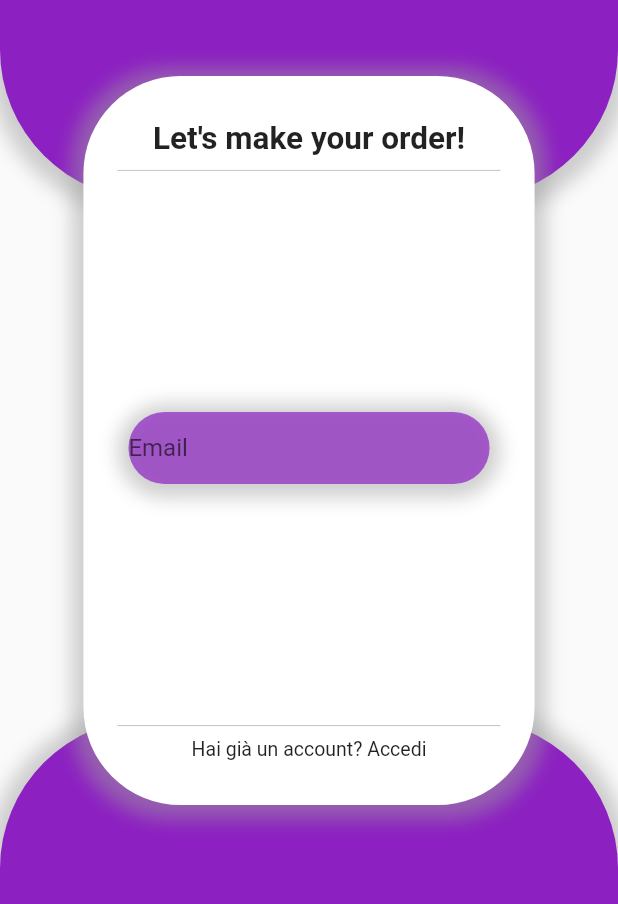
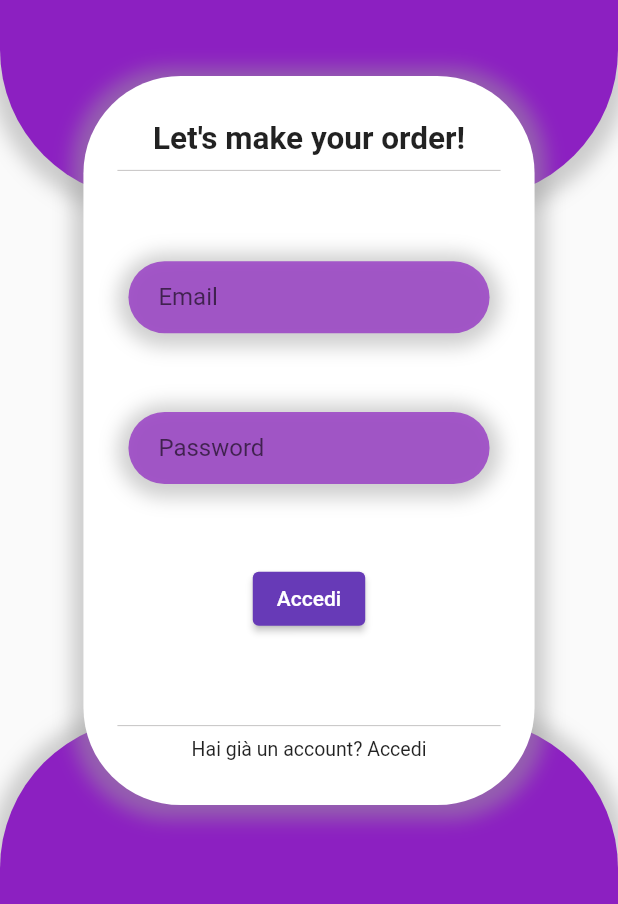
Before and after one commit to paninosoftorg/consumer-mobile, a Flutter app: the screen it shows after launch, on a phone screen of 412 x 824 dp, the part 332-1236 px from its top. Run offline on Flutter 3.47's test engine with Material 2 defaults, Android fonts, the phone set to English and light mode, and no system bars.

Commit message:
modifica del login

```diff
--- a/paninosoft/lib/main.dart
+++ b/paninosoft/lib/main.dart
@@ -6,7 +6,6 @@ void main() {
 
 class PaninoSoftMain extends StatelessWidget {
   const PaninoSoftMain({Key? key}) : super(key: key);
-
   // This widget is the root of your application.
   @override
   Widget build(BuildContext context) {
@@ -31,18 +30,14 @@ class PaninoSoftMain extends StatelessWidget {
 
 class MyHomePage extends StatefulWidget {
   const MyHomePage({Key? key, required this.title}) : super(key: key);
-
   // This widget is the home page of your application. It is stateful, meaning
   // that it has a State object (defined below) that contains fields that affect
   // how it looks.
-
   // This class is the configuration for the state. It holds the values (in this
   // case the title) provided by the parent (in this case the App widget) and
   // used by the build method of the State. Fields in a Widget subclass are
   // always marked "final".
-
   final String title;
-
   @override
   State<MyHomePage> createState() => _MyHomePageState();
 }
@@ -51,7 +46,6 @@ class _MyHomePageState extends State<MyHomePage> {
   @override
   Widget build(BuildContext context) {
     return Scaffold(
-        resizeToAvoidBottomInset: false,
         body: Stack(
       children: [
         Column(
@@ -65,7 +59,7 @@ class _MyHomePageState extends State<MyHomePage> {
                   width: MediaQuery.of(context).size.width,
                   height: (MediaQuery.of(context).size.height * 0.43),
                   decoration: BoxDecoration(
-                        color: Color(0XFF8C20C1),
+                    color: const Color(0XFF8C20C1),
                     borderRadius: const BorderRadius.only(
                         bottomRight: Radius.circular(100.0),
                         bottomLeft: Radius.circular(100.0)),
@@ -74,7 +68,8 @@ class _MyHomePageState extends State<MyHomePage> {
                         color: Colors.grey.withOpacity(0.5),
                         spreadRadius: 7,
                         blurRadius: 10,
-                            offset: Offset(0, 2), // changes position of shadow
+                        offset:
+                            const Offset(0, 2), // changes position of shadow
                       ),
                     ],
                   ),
@@ -96,7 +91,7 @@ class _MyHomePageState extends State<MyHomePage> {
                   width: MediaQuery.of(context).size.width,
                   height: (MediaQuery.of(context).size.height * 0.15),
                   decoration: BoxDecoration(
-                        color: Color(0XFF8C20C1),
+                    color: const Color(0XFF8C20C1),
                     borderRadius: const BorderRadius.only(
                         topRight: Radius.circular(100.0),
                         topLeft: Radius.circular(100.0)),
@@ -105,7 +100,8 @@ class _MyHomePageState extends State<MyHomePage> {
                         color: Colors.grey.withOpacity(0.5),
                         spreadRadius: 7,
                         blurRadius: 10,
-                            offset: Offset(0, 2), // changes position of shadow
+                        offset:
+                            const Offset(0, 2), // changes position of shadow
                       ),
                     ],
                   ),
@@ -125,7 +121,7 @@ class _MyHomePageState extends State<MyHomePage> {
                     width: MediaQuery.of(context).size.width * 0.73,
                     height: MediaQuery.of(context).size.height * 0.59,
                     decoration: BoxDecoration(
-                          color: Color(0XFFFFFFFF),
+                      color: const Color(0XFFFFFFFF),
                       borderRadius: const BorderRadius.only(
                           topRight: Radius.circular(65.0),
                           topLeft: Radius.circular(65.0),
@@ -137,7 +133,7 @@ class _MyHomePageState extends State<MyHomePage> {
                           spreadRadius: 7,
                           blurRadius: 10,
                           offset:
-                                  Offset(0, 2), // changes position of shadow
+                              const Offset(0, 2), // changes position of shadow
                         ),
                       ],
                     ),
@@ -148,25 +144,54 @@ class _MyHomePageState extends State<MyHomePage> {
                             children: [
                               Container(
                                 margin: const EdgeInsets.only(top: 30.0),
-                                    child: Text(
+                                child: const Text(
                                   "Let's make your order!",
                                   textAlign: TextAlign.center,
                                   overflow: TextOverflow.ellipsis,
-                                      style: const TextStyle(
+                                  style: TextStyle(
                                       fontWeight: FontWeight.bold,
                                       fontSize: 21),
                                 ),
                               ),
                               Container(
-                                    width: MediaQuery.of(context).size.width *
-                                        0.62,
-                                    child: Divider(color: Color(0XFFC5C3C3)),
+                                width: MediaQuery.of(context).size.width * 0.62,
+                                child: const Divider(color: Color(0XFFC5C3C3)),
                               ),
                             ],
                           ),
                           Container(
-                                margin: const EdgeInsets.only(
-                                    left: 30.0, right: 30.0),
+                            padding: const EdgeInsets.symmetric(horizontal: 20),
+                            margin:
+                                const EdgeInsets.only(left: 30.0, right: 30.0),
+                            decoration: BoxDecoration(
+                              color: const Color(0XFFB28C20C1),
+                              borderRadius: const BorderRadius.only(
+                                  topRight: Radius.circular(65.0),
+                                  topLeft: Radius.circular(65.0),
+                                  bottomRight: Radius.circular(65.0),
+                                  bottomLeft: Radius.circular(65.0)),
+                              boxShadow: [
+                                BoxShadow(
+                                  color: Colors.grey.withOpacity(0.5),
+                                  spreadRadius: 7,
+                                  blurRadius: 10,
+                                  offset: const Offset(
+                                      0, 2), // changes position of shadow
+                                ),
+                              ],
+                            ),
+                            child: const TextField(
+                              style: TextStyle(fontSize: 16),
+                              decoration: InputDecoration(
+                                border: InputBorder.none,
+                                hintText: 'Email',
+                              ),
+                            ),
+                          ),
+                          Container(
+                            padding: const EdgeInsets.symmetric(horizontal: 20),
+                            margin:
+                                const EdgeInsets.only(left: 30.0, right: 30.0),
                             decoration: BoxDecoration(
                               color: Color(0XFFB28C20C1),
                               borderRadius: const BorderRadius.only(
@@ -179,36 +204,44 @@ class _MyHomePageState extends State<MyHomePage> {
                                   color: Colors.grey.withOpacity(0.5),
                                   spreadRadius: 7,
                                   blurRadius: 10,
-                                      offset: Offset(
+                                  offset: const Offset(
                                       0, 2), // changes position of shadow
                                 ),
                               ],
                             ),
-                                child: TextField(
+                            child: const TextField(
+                              style: TextStyle(fontSize: 16),
                               decoration: InputDecoration(
                                 border: InputBorder.none,
-                                    hintText: 'Email',
+                                hintText: 'Password',
                               ),
+                            ),
+                          ),
+                          Form(
+                            child: ElevatedButton(
+                              onPressed: () {
+                                // Validate returns true if the form is valid, or false otherwise.
+                              },
+                              child: const Text('Accedi'),
                             ),
                           ),
                           Column(
                             children: [
                               Container(
-                                    width: MediaQuery.of(context).size.width *
-                                        0.62,
-                                    child: Divider(color: Color(0XFFC5C3C3)),
+                                width: MediaQuery.of(context).size.width * 0.62,
+                                child: const Divider(color: Color(0XFFC5C3C3)),
                               ),
                               Container(
                                 margin: const EdgeInsets.only(bottom: 30.0),
-                                    child: Text(
+                                child: const Text(
                                   "Hai già un account? Accedi",
                                   textAlign: TextAlign.center,
                                   overflow: TextOverflow.ellipsis,
-                                      style: const TextStyle(fontSize: 13),
+                                  style: TextStyle(fontSize: 13),
                                 ),
                               )
                             ],
-                              )
+                          ),
                         ]),
                   ),
                 )
```
Lines whose indentation alone changed are shown as unchanged.
